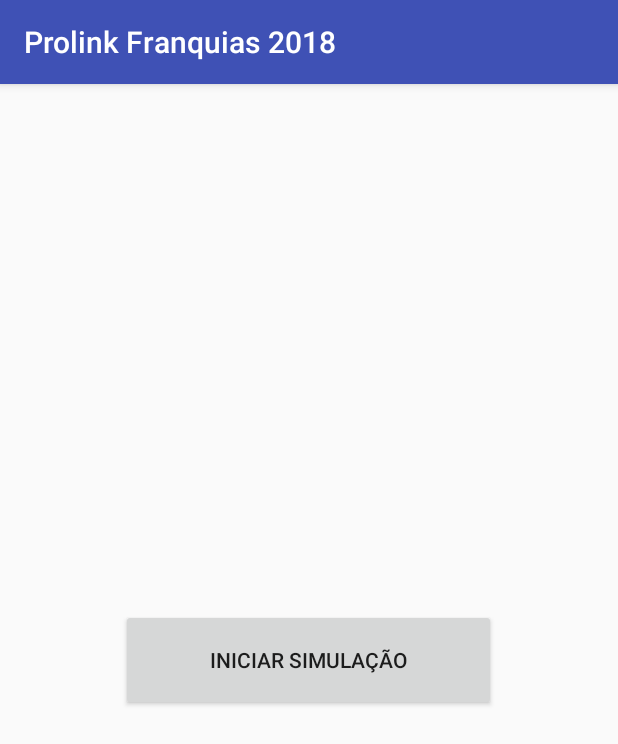
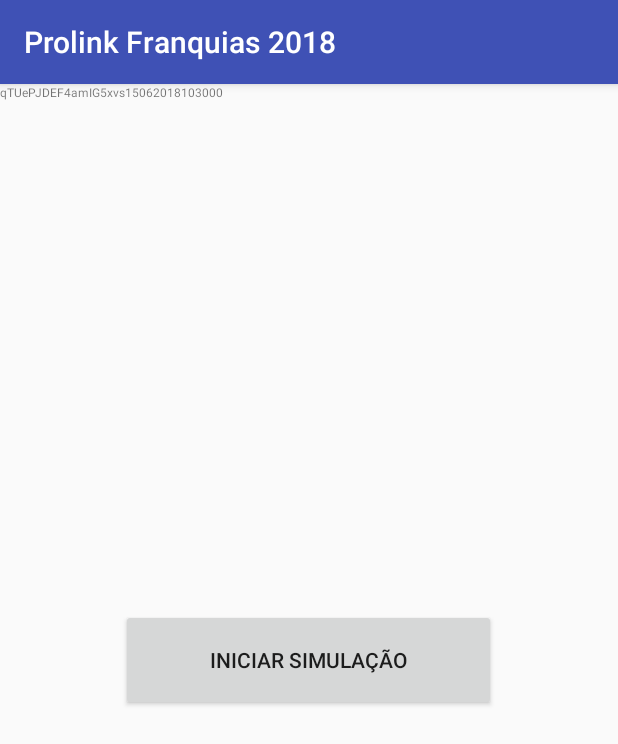
Before and after one commit to tiagods/PlkSimuladorFranquia, an Android app: the screen it shows after launch (MainActivity), on a phone screen of 412 x 824 dp. Shown: the top 744 px of the screen. Run offline under Robolectric (Android 15) with nearby library versions, the phone set to English and light mode, and no system bars; libraries missing offline, so code that uses them is left out: com.beardedhen.androidbootstrap, com.loopj.android, cz.msebera.android; plain views replace BootstrapButton; 4 statements that could not run were skipped.

Commit message:
Adicionando chave

```diff
--- a/app/src/main/AndroidManifest.xml
+++ b/app/src/main/AndroidManifest.xml
@@ -6,6 +6,7 @@
     <uses-permission android:name="android.permission.READ_EXTERNAL_STORAGE"/>
     <uses-permission android:name="android.permission.ACCESS_NETWORK_STATE"/>
     <uses-permission android:name="android.permission.INTERNET"/>
+    <uses-permission android:name="android.permission.ACCESS_WIFI_STATE"/>
 
     <application
         android:allowBackup="true"
--- a/app/src/main/java/com/prolink/tiago/plksimuladorfranquia/MainActivity.java
+++ b/app/src/main/java/com/prolink/tiago/plksimuladorfranquia/MainActivity.java
@@ -1,28 +1,45 @@
 package com.prolink.tiago.plksimuladorfranquia;
 
+import android.content.Context;
 import android.content.Intent;
+import android.content.SharedPreferences;
+import android.net.wifi.WifiInfo;
+import android.net.wifi.WifiManager;
+import android.preference.PreferenceManager;
 import android.support.v7.app.AppCompatActivity;
 import android.os.Bundle;
 import android.util.Log;
 import android.view.View;
+import android.widget.TextView;
 
 import com.beardedhen.androidbootstrap.BootstrapButton;
 import com.prolink.tiago.plksimuladorfranquia.activity.CadastroActivity;
+import com.prolink.tiago.plksimuladorfranquia.activity.FranquiaEscolhaActivity;
 import com.prolink.tiago.plksimuladorfranquia.dao.ContatoDAO;
 import com.prolink.tiago.plksimuladorfranquia.dao.FranquiaDAO;
 import com.prolink.tiago.plksimuladorfranquia.model.Contato;
 import com.prolink.tiago.plksimuladorfranquia.model.Franquia;
 import com.prolink.tiago.plksimuladorfranquia.resources.ContatoRestClientUsage;
 import com.prolink.tiago.plksimuladorfranquia.resources.FranquiasRestClientUsage;
+import com.prolink.tiago.plksimuladorfranquia.resources.RegistroRestClientUsage;
 
 import java.text.SimpleDateFormat;
+import java.util.Calendar;
 import java.util.List;
+import java.util.Random;
 
-import cz.msebera.android.httpclient.conn.ConnectTimeoutException;
 
 public class MainActivity extends AppCompatActivity implements View.OnClickListener{
 
     private BootstrapButton button;
+    private TextView txVersao;
+
+    private Class entity = FranquiaEscolhaActivity.class;
+    private String APP_REGISTRADO="app_registro";
+    private String APP_COMERCIAL = "app_comercial";
+
+    private String APP_CHAVE = "app_chave";
+
 
     @Override
     protected void onCreate(Bundle savedInstanceState) {
@@ -30,8 +47,30 @@ public class MainActivity extends AppCompatActivity implements View.OnClickListe
         setContentView(R.layout.activity_main);
 
         button = (BootstrapButton)findViewById(R.id.button);
+        txVersao = findViewById(R.id.txVersao);
+
         button.setOnClickListener(MainActivity.this);
 
+        executarAtualizacao();
+        executarVerificacao();
+    }
+
+    void adicionar(String value,boolean result){
+        SharedPreferences.Editor editor = PreferenceManager.getDefaultSharedPreferences(this).edit();
+        editor.putBoolean(value,result);
+        editor.apply();
+    }
+    void adicionarChave(String value,String result){
+        SharedPreferences.Editor editor = PreferenceManager.getDefaultSharedPreferences(this).edit();
+        editor.putString(value,result);
+        editor.apply();
+    }
+    @Override
+    public void onClick(View view){
+        //CadastroActivity.class
+        startActivity(new Intent(this,entity));
+    }
+    private void executarAtualizacao(){
         //verificar se existe algum registro desincronizado e atualiza
         ContatoDAO dao = new ContatoDAO(this);
         List<Contato> contatos = dao.filtrarNaoSincronizados();
@@ -41,10 +80,6 @@ public class MainActivity extends AppCompatActivity implements View.OnClickListe
         }
         //verifica a ultima franquia cadastrada
         FranquiaDAO franquiaDAO = new FranquiaDAO(this);
-        franquiaDAO.dropTable();
-        for(Franquia f : franquiaDAO.getAll()){
-            Log.v("FRANQUIA", new SimpleDateFormat("dd//MM/yyyy HH:mm:ss").format(f.getLastUpdate().getTime()));
-        }
         Franquia franquia = franquiaDAO.getUltimaVersao();
         FranquiasRestClientUsage restClientUsage = new FranquiasRestClientUsage(this);
         if(franquia!=null)
@@ -52,8 +87,52 @@ public class MainActivity extends AppCompatActivity implements View.OnClickListe
         else
             restClientUsage.getPublic(null);
     }
-    @Override
-    public void onClick(View view){
-        startActivity(new Intent(this,CadastroActivity.class));
+    private void executarVerificacao(){
+        SharedPreferences preferences1 = PreferenceManager.getDefaultSharedPreferences(this);
+        if(!preferences1.contains(APP_CHAVE)){
+            adicionarChave(APP_CHAVE, gerarSerial());
+        }
+        if(!preferences1.contains(APP_COMERCIAL)){
+            register(preferences1);
+            Log.i("COMERCIAL","SETANDO COMERCIAL...");
+        }
+        else if(preferences1.contains(APP_COMERCIAL)){
+            entity = CadastroActivity.class;
+            Log.i("COMERCIAL","COMERCIAL ATIVO...");
+        }
+        else{
+            entity = FranquiaEscolhaActivity.class;
+            Log.i("FRANQUIA","SETANDO FRANQUIA..."+preferences1.getString(APP_CHAVE,"defaultStringIfNothingFound"));
+        }
+        txVersao.setText(preferences1.getString(APP_CHAVE,"defaultStringIfNothingFound"));
+    }
+    void register(SharedPreferences preferences1){
+        RegistroRestClientUsage registro = new RegistroRestClientUsage(this);
+        registro.verificarRegistro(preferences1.getString(APP_CHAVE,"defaultStringIfNothingFound"));
+        int code = registro.getCode();
+        if(code==404 || code == 204){
+            adicionar(APP_REGISTRADO,true);
+            Log.i("REGISTRO","app ,setado true");
+            if(code == 204){
+                adicionar(APP_COMERCIAL,true);
+                Log.i("REGISTRO","Comercial setado true");
+            }
+        }
+    }
+    public String gerarSerial(){
+        SimpleDateFormat sdf = new SimpleDateFormat("ddMMyyyyHHmmss");
+        String data = sdf.format(Calendar.getInstance().getTime());
+        int tamanhoDefinido = 32-data.length();//10 representa o tamanho da data
+        String alfabeto = "abcdefghijklmnopqrstuvxiz";
+        String maiuscula = alfabeto.toUpperCase();
+        String numeros = "0123456789";
+        String expressao = alfabeto+maiuscula+numeros;
+        Random random = new Random();
+        StringBuilder builder = new StringBuilder();
+        for(int i = 0 ; i <tamanhoDefinido; i++){
+            int valor = random.nextInt(expressao.length());
+            builder.append(expressao.substring(valor, valor+1));
+        }
+        return builder.toString()+data;
     }
 }
--- a/app/src/main/java/com/prolink/tiago/plksimuladorfranquia/activity/SimplesActivity.java
+++ b/app/src/main/java/com/prolink/tiago/plksimuladorfranquia/activity/SimplesActivity.java
@@ -59,8 +59,8 @@ public class SimplesActivity extends AppCompatActivity implements View.OnClickLi
         try {
             Number fat = nf.parse(faturamento.getText().toString());
 
-            if(fat.doubleValue()>4800000.00){
-                exibirAlerta("O faturamento não pode ser superir a R$4.800.000,00 por ano!\nEntre em contato com um de nossos especialistas!");
+            if(fat.doubleValue()>6500000){
+                exibirAlerta("O faturamento não pode ser superir a R$6.500.000,00 por ano!\nEntre em contato com um de nossos especialistas!");
                 return false;
             }
             else if(fat.doubleValue()==0){
--- a/app/src/main/java/com/prolink/tiago/plksimuladorfranquia/config/DBConfig.java
+++ b/app/src/main/java/com/prolink/tiago/plksimuladorfranquia/config/DBConfig.java
@@ -1,6 +1,6 @@
 package com.prolink.tiago.plksimuladorfranquia.config;
 
 public class DBConfig {
-    public static final String DATABASE = "plkfranquias";
+    public static final String DATABASE = "plkfranquias2018";
     public static final int DATABASE_VERSION = 1;
 }
--- a/app/src/main/java/com/prolink/tiago/plksimuladorfranquia/helper/ContatoOpenHelper.java
+++ b/app/src/main/java/com/prolink/tiago/plksimuladorfranquia/helper/ContatoOpenHelper.java
@@ -16,9 +16,12 @@ import java.util.List;
 
 public class ContatoOpenHelper extends SQLiteOpenHelper {
     private static final String CONTATO_TABLE_NAME = "contato";
+    private static final String FRANQUIA_TABLE_NAME = "franquia";
+    private static final String FRANQUIA_PACOTE_TABLE_NAME ="franquia_pacote";
 
     public ContatoOpenHelper(Context context){
-        super(context, DBConfig.DATABASE,null, DBConfig.DATABASE_VERSION);
+//        super(context, DBConfig.DATABASE,null, DBConfig.DATABASE_VERSION);
+        super(context, "plkfranquias2018",null,1);
     }
     @Override
     public void onCreate(SQLiteDatabase db) {
@@ -30,17 +33,44 @@ public class ContatoOpenHelper extends SQLiteOpenHelper {
                 "sincronizado INTEGER," +
                 "contato_id INTEGER"+
                 ");";
+        String create1 = "CREATE TABLE "+FRANQUIA_TABLE_NAME+"(" +
+                "id INTEGER PRIMARY KEY," +
+                "nome VARCHAR," +
+                "ativo INTEGER," +
+                "tipo VARCHAR," +
+                "lastUpdate DATETIME" +
+                ");";
+        String create2 = "CREATE TABLE "+ FRANQUIA_PACOTE_TABLE_NAME +"(" +
+                "id INTEGER PRIMARY KEY," +
+                "nome VARCHAR," +
+                "franquia_id INTEGER," +
+                "custo DECIMAL(10,2)," +
+                "investimento DECIMAL(10,2)," +
+                "previsao VARCHAR," +
+                "faturamento DECIMAL(10,2)," +
+                "icms DECIMAL(10,2)," +
+                "prolabore DECIMAL(10,2)," +
+                "base_icms DECIMAL(10,2)," +
+                "tipo VARCHAR" +
+                ");";
+
         db.execSQL(create);
+        db.execSQL(create1);
+        db.execSQL(create2);
     }
     @Override
     public void onUpgrade(SQLiteDatabase db, int oldVersion, int newVersion) {
         db.execSQL("DROP TABLE IF EXISTS "+CONTATO_TABLE_NAME);
+        db.execSQL("DROP TABLE IF EXISTS "+FRANQUIA_TABLE_NAME);
+        db.execSQL("DROP TABLE IF EXISTS "+FRANQUIA_PACOTE_TABLE_NAME);
         onCreate(db);
     }
 
     public void drop(){
         SQLiteDatabase db  = getWritableDatabase();
         db.execSQL("DROP TABLE IF EXISTS "+CONTATO_TABLE_NAME);
+        db.execSQL("DROP TABLE IF EXISTS "+FRANQUIA_TABLE_NAME);
+        db.execSQL("DROP TABLE IF EXISTS "+FRANQUIA_PACOTE_TABLE_NAME);
         onCreate(db);
     }
     public void insert(Contato contato){
@@ -67,10 +97,12 @@ public class ContatoOpenHelper extends SQLiteOpenHelper {
         List<Contato> contatoList = new ArrayList<>();
         SQLiteDatabase db = getReadableDatabase();
         Cursor res = db.rawQuery("SELECT * FROM "+CONTATO_TABLE_NAME,null);
+        if(res.getCount()>0) {
             res.moveToFirst();
             while (!res.isAfterLast()) {
                 contatoList.add(cursor(res));
                 res.moveToNext();
+            }
         }
         return contatoList;
     }
@@ -102,10 +134,12 @@ public class ContatoOpenHelper extends SQLiteOpenHelper {
         String sql="SELECT * FROM "+CONTATO_TABLE_NAME+" where sincronizado=0";
         SQLiteDatabase db = getReadableDatabase();
         Cursor res = db.rawQuery(sql,null);
+        if(res.getCount()>0) {
             res.moveToFirst();
-        while(!res.isAfterLast()){
+            while (!res.isAfterLast()) {
                 contatoList.add(cursor(res));
                 res.moveToNext();
+            }
         }
         return contatoList;
     }
--- a/app/src/main/java/com/prolink/tiago/plksimuladorfranquia/helper/FranquiaOpenHelper.java
+++ b/app/src/main/java/com/prolink/tiago/plksimuladorfranquia/helper/FranquiaOpenHelper.java
@@ -27,7 +27,7 @@ public class FranquiaOpenHelper extends SQLiteOpenHelper {
     private static final String FRANQUIA_TABLE_NAME = "franquia";
     private static final String FRANQUIA_PACOTE_TABLE_NAME ="franquia_pacote";
     public FranquiaOpenHelper(Context context) {
-        super(context, DBConfig.DATABASE,null,DBConfig.DATABASE_VERSION);
+        super(context, "plkfranquias2018",null,1);
     }
     @Override
     public void onCreate(SQLiteDatabase db) {
@@ -50,7 +50,7 @@ public class FranquiaOpenHelper extends SQLiteOpenHelper {
                 "prolabore DECIMAL(10,2)," +
                 "base_icms DECIMAL(10,2)," +
                 "tipo VARCHAR" +
-                ")";
+                ");";
         db.execSQL(create1);
         db.execSQL(create2);
     }
@@ -73,7 +73,6 @@ public class FranquiaOpenHelper extends SQLiteOpenHelper {
         values.put("ativo",franquia.getAtivo());
         values.put("tipo", franquia.getTipo().toString());
         values.put("lastUpdate",toDb.format(franquia.getLastUpdate().getTime()));
-
         SQLiteDatabase db = getWritableDatabase();
         db.insert(FRANQUIA_TABLE_NAME,null,values);
     }
@@ -114,10 +113,12 @@ public class FranquiaOpenHelper extends SQLiteOpenHelper {
         List<Franquia> franquias = new ArrayList<>();
         SQLiteDatabase db = getReadableDatabase();
         Cursor res = db.rawQuery("SELECT * FROM "+FRANQUIA_TABLE_NAME,null);
+        if(res.getCount()>0) {
             res.moveToFirst();
-        while(!res.isAfterLast()){
+            while (!res.isAfterLast()) {
                 franquias.add(cursorFranquia(res));
                 res.moveToNext();
+            }
         }
         return franquias;
     }
@@ -193,10 +194,12 @@ public class FranquiaOpenHelper extends SQLiteOpenHelper {
         String sql="SELECT * FROM "+FRANQUIA_TABLE_NAME+" where ativo=1";
         SQLiteDatabase db = getReadableDatabase();
         Cursor res = db.rawQuery(sql,null);
+        if(res.getCount()>0) {
             res.moveToFirst();
-        while(!res.isAfterLast()){
+            while (!res.isAfterLast()) {
                 franquias.add(cursorFranquia(res));
                 res.moveToNext();
+            }
         }
         return franquias;
     }
--- /dev/null
+++ b/app/src/main/java/com/prolink/tiago/plksimuladorfranquia/resources/RegistroRestClientUsage.java
@@ -0,0 +1,47 @@
+package com.prolink.tiago.plksimuladorfranquia.resources;
+
+import android.content.Context;
+import android.net.wifi.WifiManager;
+import android.util.Log;
+
+import com.loopj.android.http.JsonHttpResponseHandler;
+import com.loopj.android.http.RequestHandle;
+import com.prolink.tiago.plksimuladorfranquia.dao.FranquiaDAO;
+import com.prolink.tiago.plksimuladorfranquia.model.Franquia;
+import com.prolink.tiago.plksimuladorfranquia.model.FranquiaPacote;
+import com.prolink.tiago.plksimuladorfranquia.model.TipoServico;
+
+import org.json.JSONArray;
+import org.json.JSONException;
+import org.json.JSONObject;
+
+import java.text.SimpleDateFormat;
+import java.util.Calendar;
+import java.util.HashSet;
+import java.util.Set;
+
+import cz.msebera.android.httpclient.Header;
+
+import static java.lang.Boolean.TRUE;
+
+public class RegistroRestClientUsage extends RestClient{
+    private Context context;
+    private int code = 0;
+    public RegistroRestClientUsage(Context context){
+        this.context=context;
+    }
+    public void verificarRegistro(String valor) {
+        get("licencas/"+valor, null, new JsonHttpResponseHandler() {
+            @Override
+            public void onSuccess(int statusCode, Header[] headers, JSONObject response) {
+            }
+            @Override
+            public void onSuccess(int statusCode, Header[] headers, JSONArray jsonArray) {
+                code=statusCode;
+            }
+        });
+    }
+    public int getCode(){
+        return code;
+    }
+}
--- a/app/src/main/java/com/prolink/tiago/plksimuladorfranquia/resources/RestClient.java
+++ b/app/src/main/java/com/prolink/tiago/plksimuladorfranquia/resources/RestClient.java
@@ -5,6 +5,7 @@ import android.util.Log;
 
 import com.loopj.android.http.AsyncHttpClient;
 import com.loopj.android.http.AsyncHttpResponseHandler;
+import com.loopj.android.http.RequestHandle;
 import com.loopj.android.http.RequestParams;
 import com.prolink.tiago.plksimuladorfranquia.R;
 
@@ -16,6 +17,7 @@ public abstract class RestClient {
     public static final String API_FRANQUIAS ="franquias";
 
     private static AsyncHttpClient client = new AsyncHttpClient();
+
     public static void get(String url, RequestParams params, AsyncHttpResponseHandler responseHandler) {
         client.get(getAbsoluteUrl(url), params, responseHandler);
     }
@@ -28,4 +30,6 @@ public abstract class RestClient {
     private static String getAbsoluteUrl(String relativeUrl) {
         return BASE_URL + relativeUrl;
     }
+
+
 }
--- a/app/src/main/res/layout/activity_main.xml
+++ b/app/src/main/res/layout/activity_main.xml
@@ -25,4 +25,12 @@
         app:layout_constraintTop_toTopOf="parent"
         app:roundedCorners="true"
         app:showOutline="false" />
+
+    <TextView
+        android:id="@+id/txVersao"
+        android:layout_width="wrap_content"
+        android:layout_height="wrap_content"
+        android:textSize="8sp"
+        tools:layout_editor_absoluteX="16dp"
+        tools:layout_editor_absoluteY="484dp" />
 </android.support.constraint.ConstraintLayout>
--- a/build.gradle
+++ b/build.gradle
@@ -7,7 +7,7 @@ buildscript {
         jcenter()
     }
     dependencies {
-        classpath 'com.android.tools.build:gradle:3.1.2'
+        classpath 'com.android.tools.build:gradle:3.1.3'
 
 
         // NOTE: Do not place your application dependencies here; they belong
```
Also changed, not shown: app/src/main/java/com/prolink/tiago/plksimuladorfranquia/activity/ResultadoActivity.java (+15 -9 lines). Lines whose indentation alone changed are shown as unchanged.
